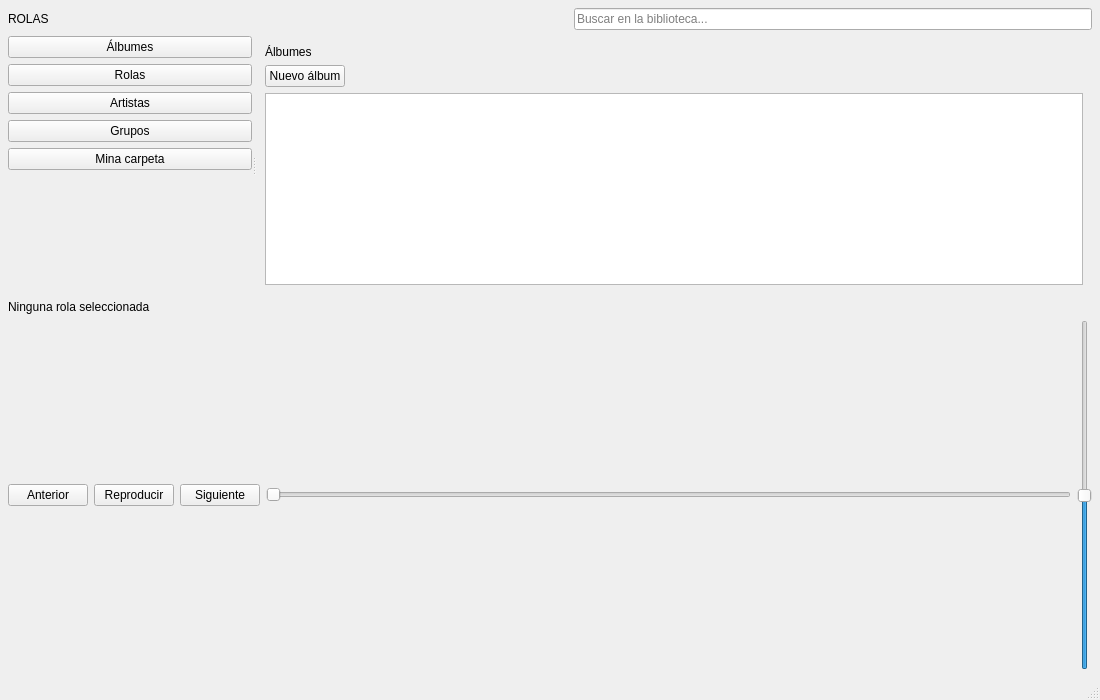
Above: Interface/Interface/mainwindow.ui from JafetFF/Base-de-datos-musical before the change. Below: the same form after it.
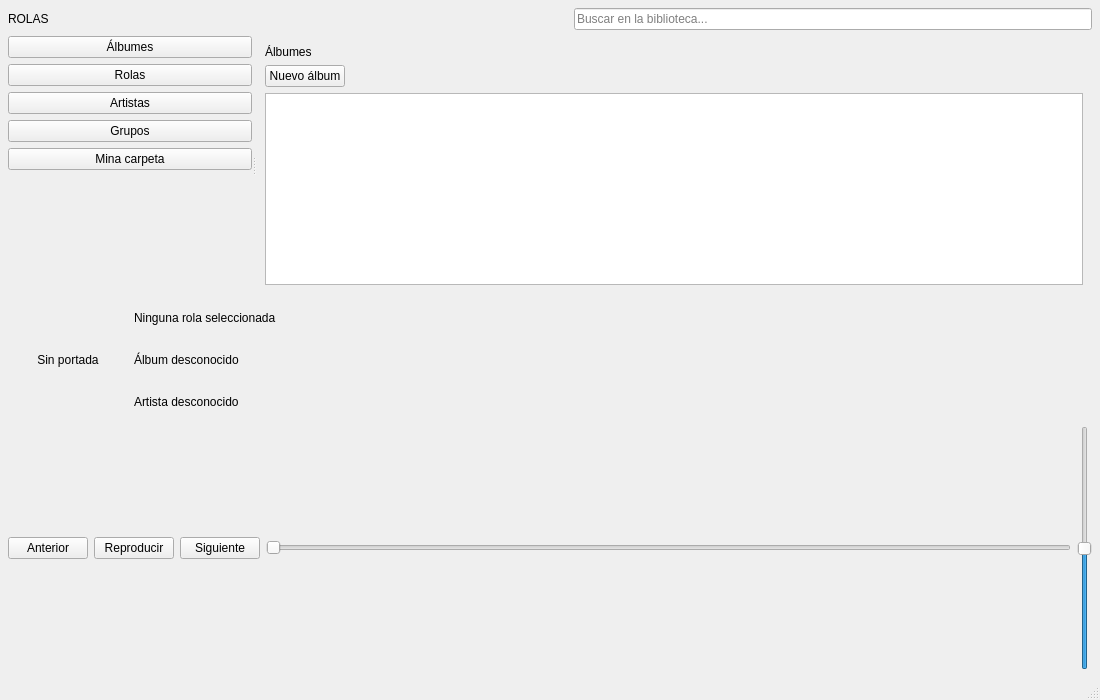
That is the form after the change.

Commit message: Mejora a la interface mostrando ya las portadas, artistas y álbumes

What changed in the file:
```diff
--- a/Interface/Interface/mainwindow.ui
+++ b/Interface/Interface/mainwindow.ui
@@ -375,11 +375,55 @@
     <item>
      <layout class="QVBoxLayout" name="playerLayout">
       <item>
-       <widget class="QLabel" name="currentTrackLabel">
-        <property name="text">
-         <string>Ninguna rola seleccionada</string>
-        </property>
-       </widget>
+       <layout class="QHBoxLayout" name="trackInfoLayout">
+        <item>
+         <widget class="QLabel" name="currentCoverLabel">
+          <property name="minimumSize">
+           <size>
+            <width>120</width>
+            <height>120</height>
+           </size>
+          </property>
+          <property name="maximumSize">
+           <size>
+            <width>120</width>
+            <height>120</height>
+           </size>
+          </property>
+          <property name="text">
+           <string>Sin portada</string>
+          </property>
+          <property name="alignment">
+           <set>Qt::AlignmentFlag::AlignCenter</set>
+          </property>
+         </widget>
+        </item>
+        <item>
+         <layout class="QVBoxLayout" name="playerLayout">
+          <item>
+           <widget class="QLabel" name="currentTrackLabel">
+            <property name="text">
+             <string>Ninguna rola seleccionada</string>
+            </property>
+           </widget>
+          </item>
+          <item>
+           <widget class="QLabel" name="currentAlbumLabel">
+            <property name="text">
+             <string>Álbum desconocido</string>
+            </property>
+           </widget>
+          </item>
+          <item>
+           <widget class="QLabel" name="currentArtistLabel">
+            <property name="text">
+             <string>&lt;html&gt;&lt;head/&gt;&lt;body&gt;&lt;p&gt;Artista desconocido&lt;/p&gt;&lt;/body&gt;&lt;/html&gt;</string>
+            </property>
+           </widget>
+          </item>
+         </layout>
+        </item>
+       </layout>
       </item>
       <item>
        <layout class="QHBoxLayout" name="playerControlsLayout">
```
The commit also changes 22 other files.
